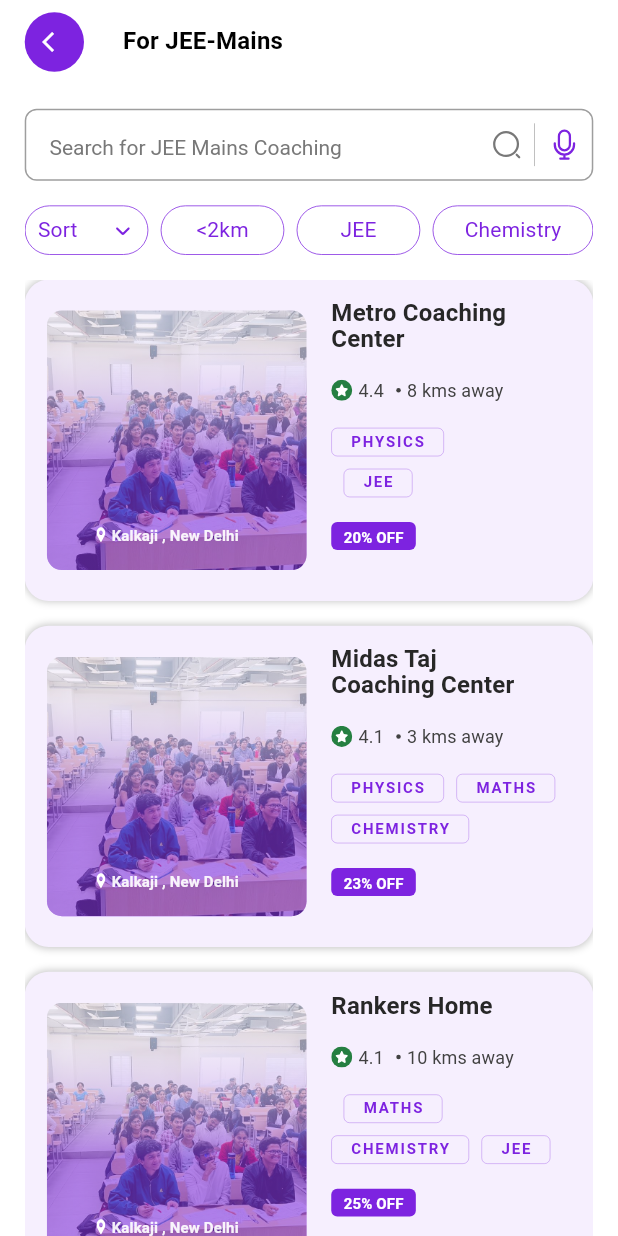
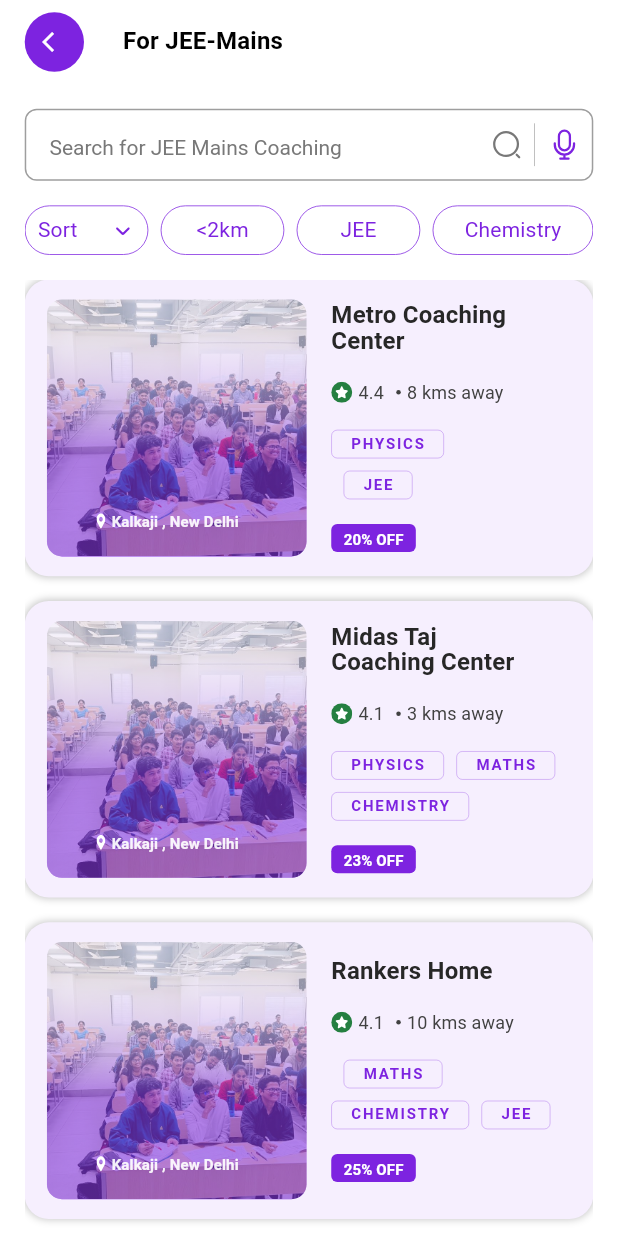
Before and after one commit to ayushrakesh/coaching-app, a Flutter app: the screen it shows after launch, on a phone screen of 412 x 824 dp. Run offline on Flutter 3.47's test engine with Material 2 defaults, Android fonts, the phone set to English and light mode, and no system bars; our stand-ins replace flutter_svg, gap, get; Roboto replaces fonts that are missing (Avenir Next LT Pro).

Commit message:
Final commit

```diff
--- a/lib/widgets/coaching.dart
+++ b/lib/widgets/coaching.dart
@@ -17,10 +17,10 @@ class Coaching extends StatelessWidget {
     return Container(
       // width: 338,
       padding: EdgeInsets.symmetric(
-        vertical: height * 0.018,
+        vertical: height * 0.016,
         horizontal: height * 0.018,
       ),
-      height: height * 0.26,
+      height: height * 0.24,
 
       margin: EdgeInsets.only(bottom: height * 0.02),
       decoration: ShapeDecoration(
@@ -87,6 +87,7 @@ class Coaching extends StatelessWidget {
           Gap(height * 0.02),
           Column(
             crossAxisAlignment: CrossAxisAlignment.start,
+            mainAxisAlignment: MainAxisAlignment.center,
             children: [
               SizedBox(
                 width: 135,
```
